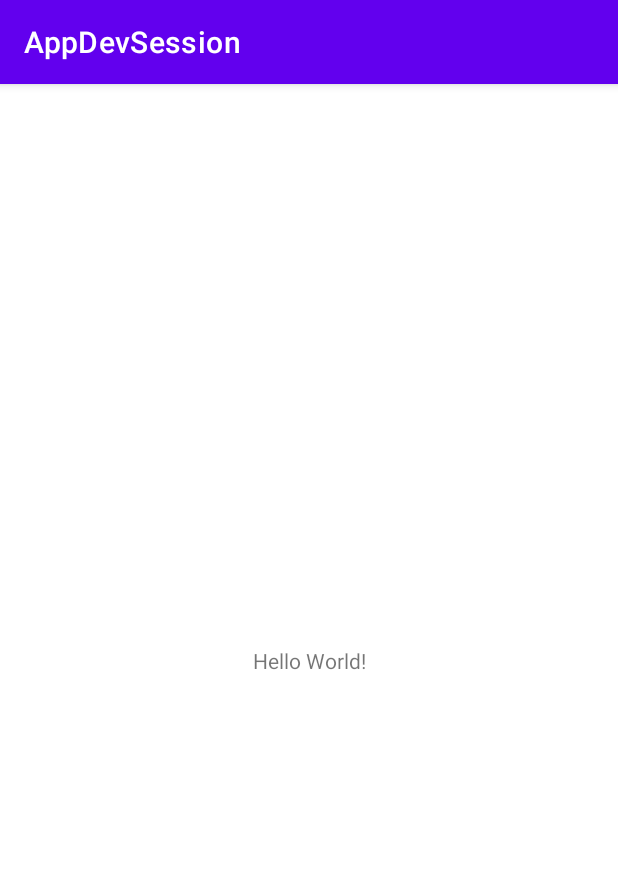
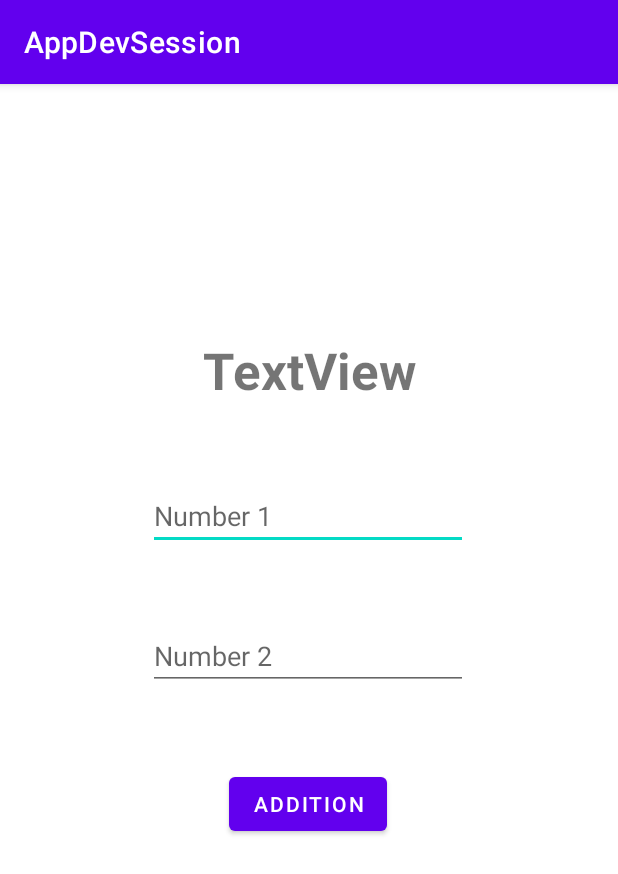
Before and after one commit to aniruddhha/android-app-development-14b3ddcb480c4b04bfbd812b064a0476, an Android app: the screen it shows after launch (MainActivity), on a phone screen of 412 x 824 dp. Shown: the top 874 px of the screen. Run offline under Robolectric (Android 15) with nearby library versions, the phone set to English and light mode, and no system bars.

Commit message:
user interface and design

```diff
--- a/app/src/main/AndroidManifest.xml
+++ b/app/src/main/AndroidManifest.xml
@@ -9,6 +9,7 @@
         android:roundIcon="@mipmap/ic_launcher_round"
         android:supportsRtl="true"
         android:theme="@style/Theme.AppDevSession">
+
         <activity
             android:name=".MainActivity"
             android:exported="true">
@@ -18,6 +19,7 @@
                 <category android:name="android.intent.category.LAUNCHER" />
             </intent-filter>
         </activity>
+
     </application>
 
 </manifest>
--- a/app/src/main/java/com/aniruddha/kudalkar/appdevsession/MainActivity.java
+++ b/app/src/main/java/com/aniruddha/kudalkar/appdevsession/MainActivity.java
@@ -3,6 +3,9 @@ package com.aniruddha.kudalkar.appdevsession;
 import androidx.appcompat.app.AppCompatActivity;
 
 import android.os.Bundle;
+import android.util.Log;
+import android.widget.EditText;
+import android.widget.TextView;
 
 public class MainActivity extends AppCompatActivity {
 
@@ -10,5 +13,19 @@ public class MainActivity extends AppCompatActivity {
     protected void onCreate(Bundle savedInstanceState) {
         super.onCreate(savedInstanceState);
         setContentView(R.layout.activity_main);
+
+        findViewById(R.id.btAdd).setOnClickListener(v -> {
+            Log.i("@ani", "Button Clicked");
+
+            EditText etNum1 = findViewById(R.id.etNum1);
+            EditText etNum2 = findViewById(R.id.etNum2);
+            TextView txtRes = findViewById(R.id.txtRes);
+
+            int num1 = Integer.parseInt(etNum1.getText().toString());
+            int num2 =  Integer.parseInt(etNum2.getText().toString());
+
+            txtRes.setText(String.valueOf(num1 + num2));
+
+        }); // java8 lambda
     }
 }
--- a/app/src/main/res/layout/activity_main.xml
+++ b/app/src/main/res/layout/activity_main.xml
@@ -6,13 +6,52 @@
     android:layout_height="match_parent"
     tools:context=".MainActivity">
 
-    <TextView
+    <Button
+        android:id="@+id/btAdd"
         android:layout_width="wrap_content"
         android:layout_height="wrap_content"
-        android:text="Hello World!"
-        app:layout_constraintBottom_toBottomOf="parent"
-        app:layout_constraintLeft_toLeftOf="parent"
-        app:layout_constraintRight_toRightOf="parent"
+        android:layout_marginTop="52dp"
+        android:text="Addition"
+        app:layout_constraintEnd_toEndOf="parent"
+        app:layout_constraintHorizontal_bias="0.498"
+        app:layout_constraintStart_toStartOf="parent"
+        app:layout_constraintTop_toBottomOf="@+id/etNum2" />
+
+    <EditText
+        android:id="@+id/etNum1"
+        android:layout_width="wrap_content"
+        android:layout_height="wrap_content"
+        android:layout_marginTop="52dp"
+        android:ems="10"
+        android:hint="Number 1"
+        android:inputType="number"
+        app:layout_constraintEnd_toEndOf="parent"
+        app:layout_constraintHorizontal_bias="0.497"
+        app:layout_constraintStart_toStartOf="parent"
+        app:layout_constraintTop_toBottomOf="@+id/txtRes" />
+
+    <EditText
+        android:id="@+id/etNum2"
+        android:layout_width="wrap_content"
+        android:layout_height="wrap_content"
+        android:layout_marginTop="48dp"
+        android:ems="10"
+        android:hint="Number 2"
+        android:inputType="number"
+        app:layout_constraintEnd_toEndOf="parent"
+        app:layout_constraintHorizontal_bias="0.497"
+        app:layout_constraintStart_toStartOf="parent"
+        app:layout_constraintTop_toBottomOf="@+id/etNum1" />
+
+    <TextView
+        android:id="@+id/txtRes"
+        android:layout_width="wrap_content"
+        android:layout_height="wrap_content"
+        android:layout_marginTop="168dp"
+        android:text="TextView"
+        android:textSize="34sp"
+        android:textStyle="bold"
+        app:layout_constraintEnd_toEndOf="parent"
+        app:layout_constraintStart_toStartOf="parent"
         app:layout_constraintTop_toTopOf="parent" />
-
 </androidx.constraintlayout.widget.ConstraintLayout>
```
